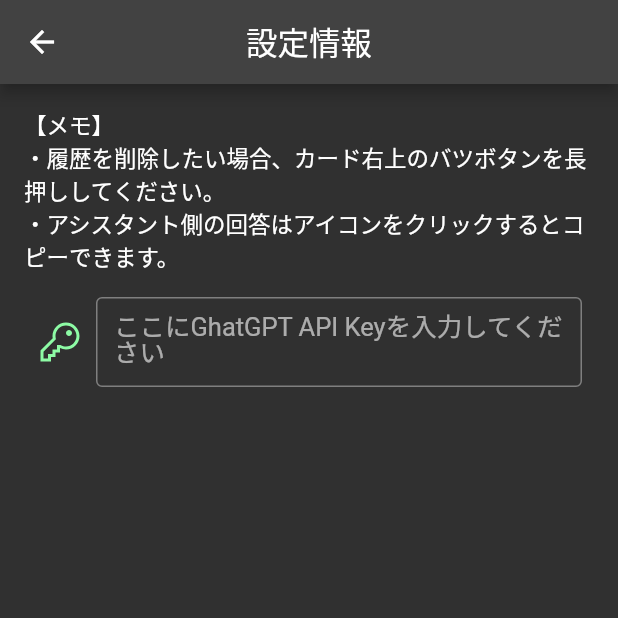
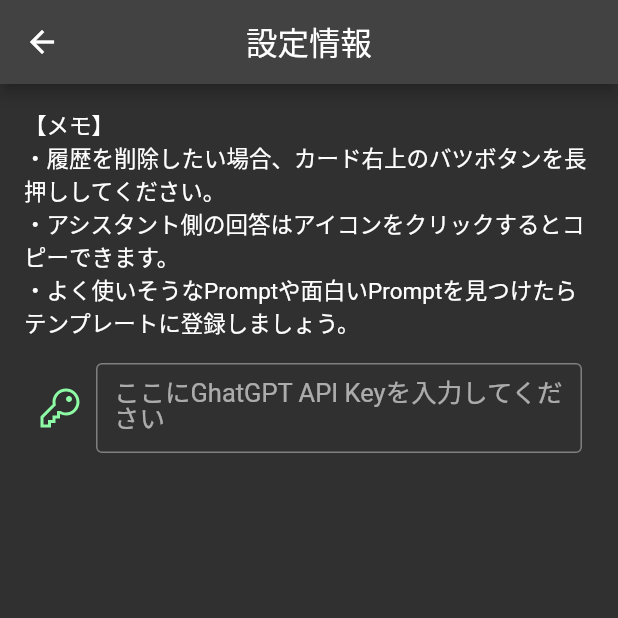
Before and after one commit to hotdrop/my-assistant, a Flutter app: the SettingsPage screen opened directly, on a phone screen of 412 x 824 dp, the top half of it. Run offline on Flutter 3.47's test engine with Material 2 defaults, Android fonts, the phone set to English and light mode, and no system bars; our stand-ins replace firebase_core, flutter_markdown, flutter_riverpod, freezed_annotation, hive_flutter, line_icons and 5 more; missing offline and left inert: flutter_highlighter, markdown; accounts and stored records are empty; generated files the repository leaves out were written again; Roboto replaces fonts that are missing (Note Sans JP).

Commit message:
feat: テンプレートの削除機能を実装。あとテンプレートページの冒頭の文章は要らなかったので削除

```diff
--- a/lib/common/app_theme.dart
+++ b/lib/common/app_theme.dart
@@ -26,6 +26,12 @@ class AppTheme {
         foregroundColor: primaryLightColor,
       ),
     ),
+    elevatedButtonTheme: ElevatedButtonThemeData(
+      style: ElevatedButton.styleFrom(
+        backgroundColor: primaryLightColor,
+        foregroundColor: Colors.black,
+      ),
+    ),
     progressIndicatorTheme: const ProgressIndicatorThemeData(
       color: primaryColor,
     ),
--- a/lib/data/local/dao/template_dao.dart
+++ b/lib/data/local/dao/template_dao.dart
@@ -37,8 +37,8 @@ class TemplateDao {
     await box.put(t.id, t);
   }
 
-  Future<void> delete(Template template) async {
+  Future<void> delete(int id) async {
     final box = await Hive.openBox<TemplateEntity>(TemplateEntity.boxName);
-    await box.delete(template.id);
+    await box.delete(id);
   }
 }
--- a/lib/data/template_repository.dart
+++ b/lib/data/template_repository.dart
@@ -21,7 +21,7 @@ class TemplateRepository {
     await _ref.read(templateDaoProvider).update(template);
   }
 
-  Future<void> delete(Template template) async {
-    await _ref.read(templateDaoProvider).delete(template);
+  Future<void> delete(int id) async {
+    await _ref.read(templateDaoProvider).delete(id);
   }
 }
--- a/lib/ui/home/home_controller.dart
+++ b/lib/ui/home/home_controller.dart
@@ -175,7 +175,7 @@ final errorProvider = Provider<String?>((ref) {
   final apiErrorMessage = ref.watch(_apiErrorMessage);
 
   if (appSettings.apiKey == null) {
-    return 'API Keyが設定されていません。API Keyを設定してから実行してください。';
+    return 'API Keyが設定されていません。左のメニューから設定ページを開き設定してください。';
   } else if (apiErrorMessage != null) {
     return apiErrorMessage;
   }
--- a/lib/ui/setting/settings_page.dart
+++ b/lib/ui/setting/settings_page.dart
@@ -21,6 +21,7 @@ class SettingsPage extends StatelessWidget {
             Text('【メモ】'),
             Text('・履歴を削除したい場合、カード右上のバツボタンを長押ししてください。'),
             Text('・アシスタント側の回答はアイコンをクリックするとコピーできます。'),
+            Text('・よく使いそうなPromptや面白いPromptを見つけたらテンプレートに登録しましょう。'),
             SizedBox(height: 16),
             _ViewInputApiKey(),
           ],
--- a/lib/ui/template/template_controller.dart
+++ b/lib/ui/template/template_controller.dart
@@ -76,8 +76,8 @@ class TemplateController extends _$TemplateController {
   ///
   /// テンプレートを削除する
   ///
-  Future<void> deleteTemplate(Template template) async {
-    await ref.read(templateRepositoryProvider).delete(template);
+  Future<void> deleteTemplate(int id) async {
+    await ref.read(templateRepositoryProvider).delete(id);
     await _refresh();
   }
 
```
Also changed, not shown: lib/ui/template/template_page.dart (+19 -15 lines).
